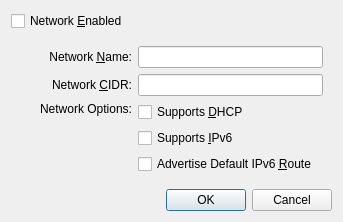
Above: vbox/src/VBox/Frontends/VirtualBox/src/settings/global/UIGlobalSettingsNetworkDetailsNAT.ui from jljuxgm/vboxgit before the change. Below: the same form after it.
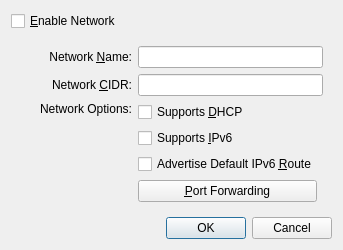
That is the form after the change. Custom widgets are drawn as their Qt base class.

Patch:
```diff
--- a/vbox/src/VBox/Frontends/VirtualBox/src/settings/global/UIGlobalSettingsNetworkDetailsNAT.ui
+++ b/vbox/src/VBox/Frontends/VirtualBox/src/settings/global/UIGlobalSettingsNetworkDetailsNAT.ui
@@ -21,7 +21,7 @@
    <item row="0" column="0">
     <widget class="QCheckBox" name="m_pCheckboxNetwork">
      <property name="text">
-      <string>Network &amp;Enabled</string>
+      <string>&amp;Enable Network</string>
      </property>
      <property name="toolTip">
       <string>Enable this NAT network.</string>
@@ -31,7 +31,7 @@
    <item row="1" column="0" colspan="2">
     <widget class="QWidget" name="m_pContainerOptions">
      <layout class="QGridLayout">
-      <item row="0" column="0" rowspan="3">
+      <item row="0" column="0">
        <spacer>
         <property name="orientation">
          <enum>Qt::Horizontal</enum>
@@ -127,6 +127,16 @@
         </property>
        </widget>
       </item>
+      <item row="5" column="2">
+       <widget class="QPushButton" name="m_pButtonPortForwarding">
+        <property name="whatsThis">
+         <string>Opens dialog to manage port forwarding rules.</string>
+        </property>
+        <property name="text">
+         <string>&amp;Port Forwarding</string>
+        </property>
+       </widget>
+      </item>
      </layout>
     </widget>
    </item>
```
Left out of the diff: 6 changed lines with no effect on the pictures.
